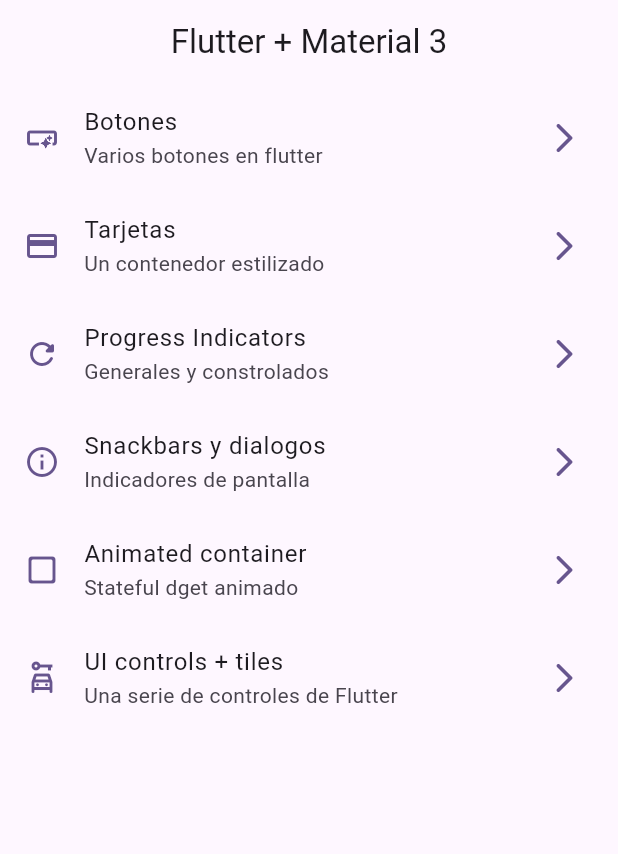
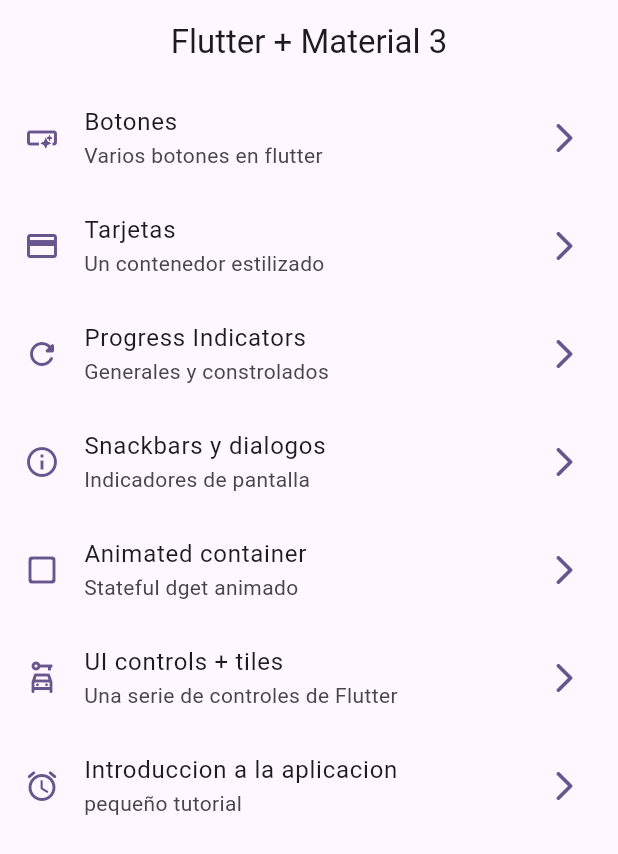
Before and after one commit to andrevalos88/widgets_app, a Flutter app: the screen it shows after launch, on a phone screen of 412 x 824 dp. Shown: the top 854 px of the screen. Run offline on Flutter 3.47's test engine with Material 3 defaults, Android fonts, the phone set to English and light mode, and no system bars; our stand-ins replace go_router.

```diff
--- a/lib/config/menu/menu_items.dart
+++ b/lib/config/menu/menu_items.dart
@@ -22,4 +22,5 @@ MenuItem(title: 'Progress Indicators', subTitle: 'Generales y constrolados', lin
 MenuItem(title: 'Snackbars y dialogos', subTitle: 'Indicadores de pantalla', link: '/snackbars', icon: Icons.info_outline),
 MenuItem(title: 'Animated container', subTitle: 'Stateful dget animado', link: '/animated', icon: Icons.check_box_outline_blank_rounded),
 MenuItem(title: 'UI controls + tiles', subTitle: 'Una serie de controles de Flutter', link: '/ui-controls', icon: Icons.car_rental_outlined),
+MenuItem(title: 'Introduccion a la aplicacion', subTitle: 'pequeño tutorial', link: '/tutorial', icon: Icons.access_alarm_rounded),
 ];
--- a/lib/config/router/app_router.dart
+++ b/lib/config/router/app_router.dart
@@ -39,5 +39,10 @@ final appRouter = GoRouter(
       name: UIControlsScreen.name,
       builder: (context, state) => const UIControlsScreen(),
     ),
+    GoRoute(
+      path: '/tutorial',
+      name: AppTutorialScreen.name,
+      builder: (context, state) => const AppTutorialScreen(),
+    ),
   ],
 );
--- a/pubspec.yaml
+++ b/pubspec.yaml
@@ -18,3 +18,6 @@ dev_dependencies:
 
 flutter:
   uses-material-design: true
+
+assets:
+  -assets/images/
```
Also changed, not shown: assets/Images/1.png (added), assets/Images/2.png (added), assets/Images/3.png (added), assets/Images/jar-loading.gif (added).
